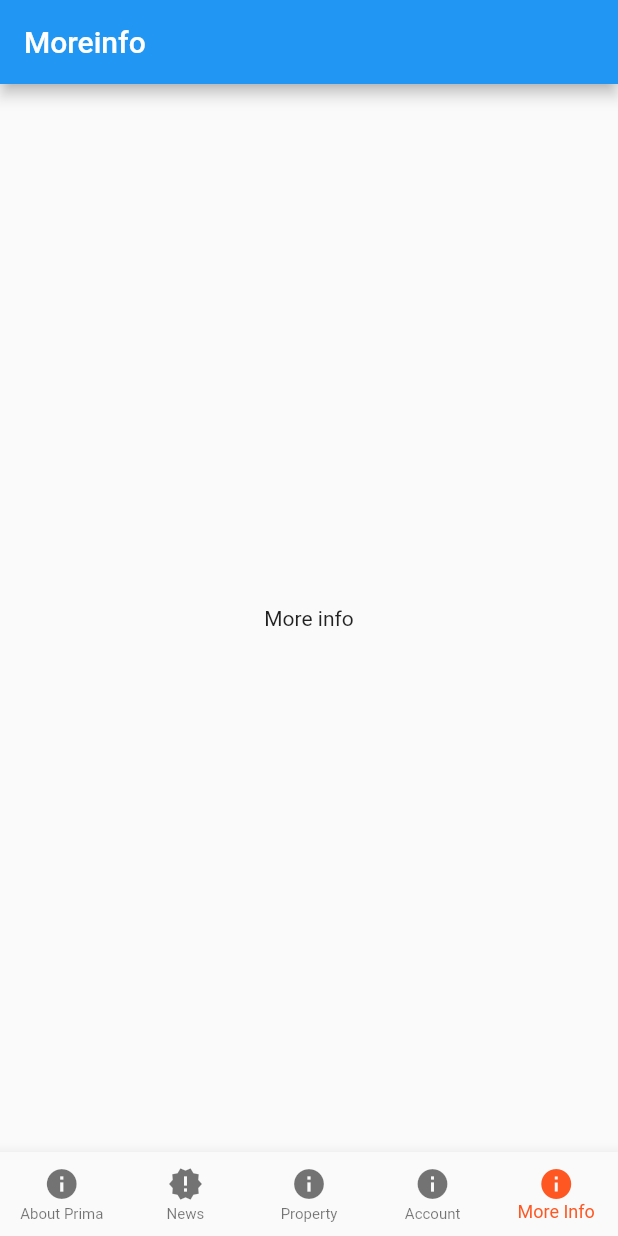
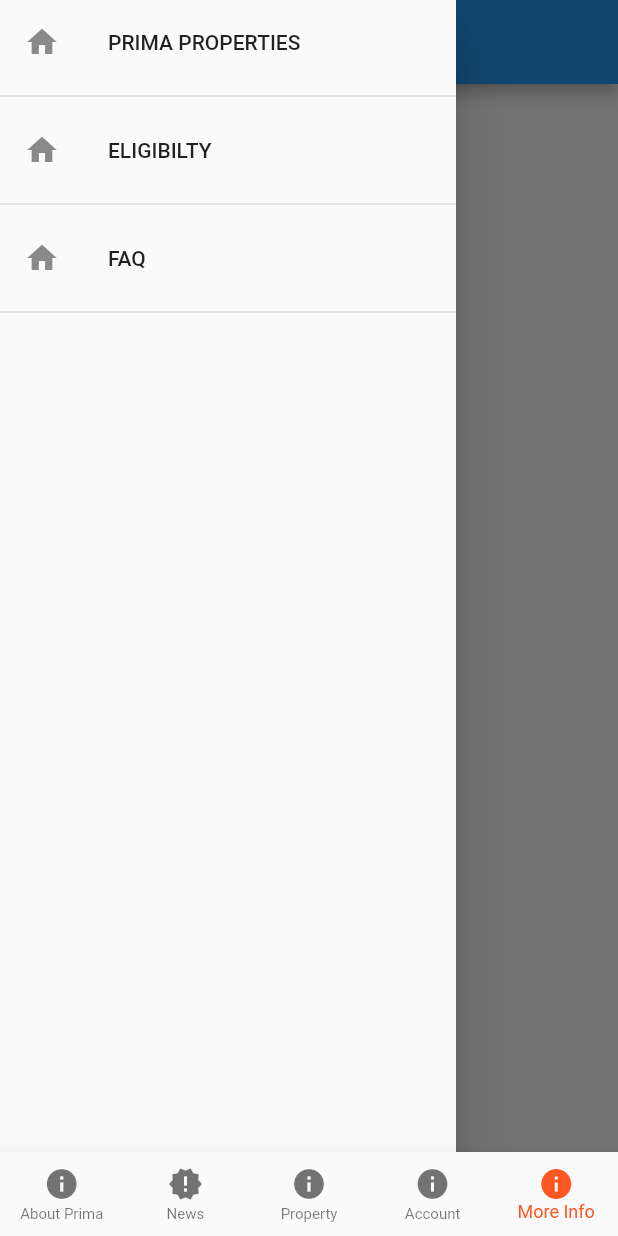
Before and after one commit to casfian/prima, a Flutter app: the screen it shows after launch, item 5 of the bottom bar chosen, with the side drawer open (before the commit the screen has no drawer), on a phone screen of 412 x 824 dp. Run offline on Flutter 3.47's test engine with Material 2 defaults, Android fonts, the phone set to English and light mode, and no system bars; our stand-ins replace webview_flutter.

```diff
--- a/lib/main.dart
+++ b/lib/main.dart
@@ -1,5 +1,7 @@
 import 'package:flutter/material.dart';
 import 'package:prima/home.dart';
+import 'package:prima/screens/faq.dart';
+import 'package:prima/screens/property.dart';
 
 void main() => runApp(MyApp());
 
@@ -10,6 +12,10 @@ class MyApp extends StatelessWidget {
     return MaterialApp(
       title: 'Material App',
       home: Home(),
+      routes: <String, WidgetBuilder> {
+        '/property': (context) => Property(),
+        '/faq': (context) => FAQ(),
+      },
     );
   }
 }
--- a/lib/screens/moreinfo.dart
+++ b/lib/screens/moreinfo.dart
@@ -1,18 +1,50 @@
 import 'package:flutter/material.dart';
-
 
 class MoreInfo extends StatelessWidget {
   @override
   Widget build(BuildContext context) {
     return Scaffold(
-        appBar: AppBar(
-          title: Text('Moreinfo'),
+      appBar: AppBar(
+        title: Text('More Info'),
+      ),
+      drawer: Drawer(
+        child: ListView(
+          children: [
+            ListTile(
+              leading: Icon(Icons.home),
+              title: Text('PRIMA PROPERTIES'),
+              onTap: () {
+                Navigator.popAndPushNamed(context, '/property');
+              },
+            ),
+            Divider(
+              thickness: 1,
+            ),
+            ListTile(
+              leading: Icon(Icons.home),
+              title: Text('ELIGIBILTY'),
+            ),
+            Divider(
+              thickness: 1,
+            ),
+            ListTile(
+              leading: Icon(Icons.home),
+              title: Text('FAQ'),
+              onTap: () {
+                Navigator.popAndPushNamed(context, '/faq');
+              },
+            ),
+            Divider(
+              thickness: 1,
+            ),
+          ],
         ),
-        body: Center(
-          child: Container(
-            child: Text('More info'),
-          ),
+      ),
+      body: Center(
+        child: Container(
+          child: Text('More info'),
         ),
+      ),
     );
   }
 }
--- a/pubspec.yaml
+++ b/pubspec.yaml
@@ -28,6 +28,7 @@ dependencies:
   # The following adds the Cupertino Icons font to your application.
   # Use with the CupertinoIcons class for iOS style icons.
   cupertino_icons: ^1.0.2
+  webview_flutter: ^2.0.10
 
 dev_dependencies:
   flutter_test:
```
Also changed, not shown: lib/screens/faq.dart (added, +28 -0 lines), pubspec.lock, 11 other files.
